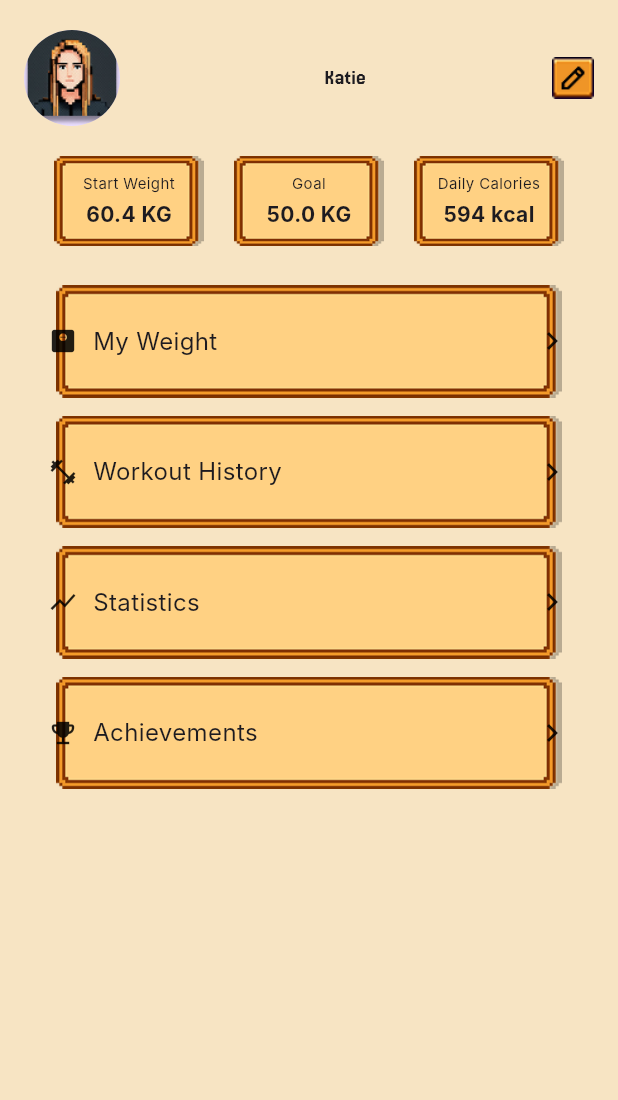
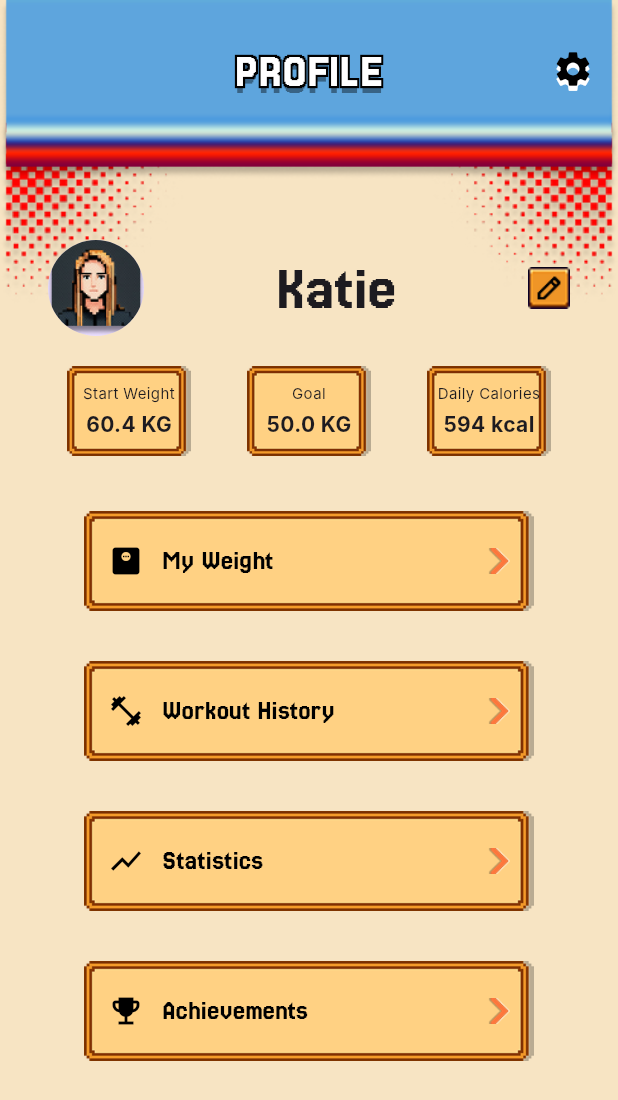
Before and after one commit to EdbertEL/MobileApp_GymSaga, a Flutter app: the ProfilePage screen opened directly, on a phone screen of 412 x 824 dp. Shown: the top 1100 px of the screen. Run offline on Flutter 3.47's test engine with Material 3 defaults, Android fonts, the light colour scheme and no system bars; Roboto replaces fonts that are missing (Inter).

Commit message:
profile front end, kurang exp level

```diff
--- a/gymsaga/lib/main.dart
+++ b/gymsaga/lib/main.dart
@@ -17,7 +17,7 @@ class MainApp extends StatelessWidget {
       theme: ThemeData(
         fontFamily: 'Jersey25',
       ),
-      home: LoginPage(),
+      home: ProfilePage(),
     );
   }
 }
--- a/gymsaga/lib/profile.dart
+++ b/gymsaga/lib/profile.dart
@@ -8,34 +8,120 @@ class ProfilePage extends StatelessWidget {
     return Scaffold(
       backgroundColor: const Color(0xFFF7E4C3),
       body: SafeArea(
+        child: Stack(
+          children: [
+            // Decor overlay right under header
+            Positioned(
+              top: 80, // adjust based on height of header.png
+              left: 0,
+              right: 0,
+              child: Image.asset(
+                'assets/widgets/background/decor_atas.png',
+                fit: BoxFit.cover,
+              ),
+            ),
+
+            // Background Header Image (fixed at the top)
+            Positioned(
+              top: 0,
+              left: 0,
+              right: 0,
+              child: Image.asset(
+                'assets/widgets/background/header.png',
+                fit: BoxFit.cover,
+              ),
+            ),
+
+// Centered "PROFILE" Text
+            Positioned(
+              top: 24, // adjust vertically as needed
+              left: 0,
+              right: 0,
+              child: Center(
+                child: Stack(
+                  children: [
+                    // Text outline
+                    Text(
+                      'PROFILE',
+                      style: TextStyle(
+                        fontSize: 32,
+                        fontFamily: 'Jersey25',
+                        foreground: Paint()
+                          ..style = PaintingStyle.stroke
+                          ..strokeWidth = 3
+                          ..color = Colors.black,
+                      ),
+                    ),
+                    // Text fill with shadow
+                    Text(
+                      'PROFILE',
+                      style: TextStyle(
+                        fontSize: 32,
+                        fontFamily: 'Jersey25',
+                        color: Colors.white,
+                        shadows: [
+                          Shadow(
+                            offset: Offset(0, 5),
+                            blurRadius: 0,
+                            color: Colors.black.withOpacity(0.4),
+                          ),
+                        ],
+                      ),
+                    ),
+                  ],
+                ),
+              ),
+            ),
+
+// Gear Icon on the right
+            Positioned(
+              top: 32, // same vertical as text for alignment
+              right: 16,
+              child: Icon(
+                Icons.settings,
+                color: Colors.black,
+                size: 28,
+                shadows: [
+                  Shadow(
+                    offset: Offset(0, 3),
+                    blurRadius: 0,
+                    color: Colors.white,
+                  ),
+                ],
+              ),
+            ),
+            // Actual page content
+            SingleChildScrollView(
               child: Column(
                 children: [
-            const SizedBox(height: 20),
-            // Header
+                  const SizedBox(height: 160), // make space for background
                   Padding(
-              padding: const EdgeInsets.symmetric(horizontal: 16.0),
+                    padding: const EdgeInsets.symmetric(horizontal: 32.0),
                     child: Row(
+                      mainAxisAlignment: MainAxisAlignment.spaceBetween,
                       crossAxisAlignment: CrossAxisAlignment.center,
                       children: [
-                  // Profile image
-                  CircleAvatar(
+                        const CircleAvatar(
                           radius: 32,
                           backgroundImage: AssetImage(
                             'assets/widgets/images/female_profile.png',
                           ),
                         ),
-                  const SizedBox(width: 12),
-
-                  // Centered name using Expanded
-                  Expanded(
-                    child: Center(
+                        Flexible(
+                          child: Padding(
+                            padding:
+                                const EdgeInsets.symmetric(horizontal: 16.0),
                             child: Text(
-                        'Katie'
+                              'Katie',
+                              style: const TextStyle(
+                                fontSize: 42,
+                                fontFamily: 'Jersey25',
+                              ),
+                              textAlign: TextAlign.center,
+                              overflow: TextOverflow.ellipsis,
                             ),
                           ),
                         ),
-
-                  // Edit button on the right
                         Image.asset(
                           'assets/widgets/buttons/edit_button.png',
                           width: 28,
@@ -44,40 +130,31 @@ class ProfilePage extends StatelessWidget {
                       ],
                     ),
                   ),
-
                   const SizedBox(height: 20),
-
-            // Stat Row
                   Padding(
                     padding: const EdgeInsets.symmetric(horizontal: 16.0),
                     child: Row(
                       mainAxisAlignment: MainAxisAlignment.spaceEvenly,
                       children: const [
-                  ProfileStat(
-                    label: 'Start Weight',
-                    value: '60.4 KG',
-                  ),
-                  ProfileStat(
-                    label: 'Goal',
-                    value: '50.0 KG',
-                  ),
-                  ProfileStat(
-                    label: 'Daily Calories',
-                    value: '594 kcal',
-                  ),
+                        ProfileStat(label: 'Start Weight', value: '60.4 KG'),
+                        ProfileStat(label: 'Goal', value: '50.0 KG'),
+                        ProfileStat(label: 'Daily Calories', value: '594 kcal'),
                       ],
                     ),
                   ),
-
                   const SizedBox(height: 20),
-
-            // Action Buttons
-            const ProfileButton(label: 'My Weight', icon: Icons.monitor_weight),
+                  const ProfileButton(
+                      label: 'My Weight', icon: Icons.monitor_weight),
                   const ProfileButton(
                       label: 'Workout History', icon: Icons.fitness_center),
-            const ProfileButton(label: 'Statistics', icon: Icons.show_chart),
+                  const ProfileButton(
+                      label: 'Statistics', icon: Icons.show_chart),
                   const ProfileButton(
                       label: 'Achievements', icon: Icons.emoji_events),
+                  const SizedBox(height: 20),
+                ],
+              ),
+            ),
           ],
         ),
       ),
@@ -100,7 +177,7 @@ class ProfileStat extends StatelessWidget {
       decoration: BoxDecoration(
         image: DecorationImage(
           image: AssetImage('assets/widgets/background/profile_frame.png'),
-          fit: BoxFit.fill,
+          fit: BoxFit.contain,
         ),
       ),
       child: Column(
@@ -137,34 +214,40 @@ class ProfileButton extends StatelessWidget {
 
   @override
   Widget build(BuildContext context) {
-    return Padding(
-      padding: const EdgeInsets.symmetric(vertical: 6, horizontal: 16),
-      child: Stack(
-        alignment: Alignment.center,
-        children: [
-          Image.asset(
-            'assets/widgets/background/frame.png',
-            fit: BoxFit.none, // Prevent stretching
+    return Center(
+      child: Container(
+        width: 300,
+        height: 100,
+        decoration: BoxDecoration(
+          image: const DecorationImage(
+            image: AssetImage('assets/widgets/background/frame.png'),
+            fit: BoxFit.contain,
           ),
-          Container(
+          borderRadius: BorderRadius.circular(8),
+        ),
         padding: const EdgeInsets.symmetric(horizontal: 16, vertical: 12),
         child: Row(
           children: [
-                Icon(icon, size: 20),
-                const SizedBox(width: 10),
-                Text(
+            Icon(icon, color: Colors.black, size: 24),
+            const SizedBox(width: 12),
+            Expanded(
+              child: Text(
                 label,
                 style: const TextStyle(
-                    fontFamily: 'Inter',
-                    fontSize: 16,
+                  fontSize: 18,
+                  color: Colors.black,
+                  fontFamily: 'Jersey25',
                 ),
               ),
-                const Spacer(),
-                const Icon(Icons.chevron_right),
+            ),
+            Image.asset(
+              'assets/widgets/buttons/right_chevron.png',
+              width: 20,
+              height: 20,
+              fit: BoxFit.contain,
+            ),
           ],
         ),
-          ),
-        ],
       ),
     );
   }
--- a/gymsaga/pubspec.yaml
+++ b/gymsaga/pubspec.yaml
@@ -9,6 +9,7 @@ environment:
 dependencies:
   flutter:
     sdk: flutter
+  google_fonts: ^6.2.1
 
 dev_dependencies:
   flutter_test:
@@ -18,6 +19,7 @@ dev_dependencies:
 flutter:
   uses-material-design: true
   assets:
+    - assets/
     - assets/widgets/background/
     - assets/widgets/buttons/
     - assets/widgets/icons/
```
Also changed, not shown: gymsaga/assets/widgets/buttons/right_chevron.png (renamed from gymsaga/assets/widgets/buttons/next_arrow.png), gymsaga/pubspec.lock, 1 other file. Lines whose indentation alone changed are shown as unchanged.
